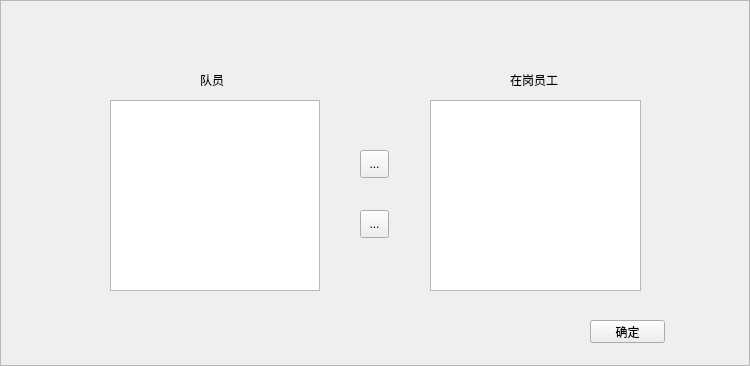
This is team.ui in neverlandgy/teamhelper as Qt 5 draws it before an edit. The edited form follows.
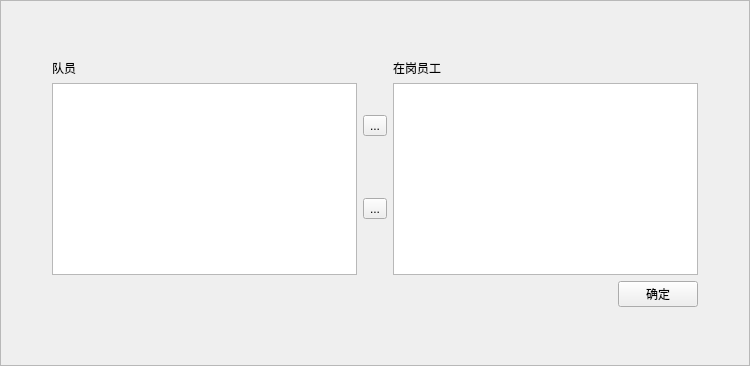
This is the edited form. Icons and pictures are not drawn. Custom widgets are drawn as their Qt base class.

```diff
--- a/team.ui
+++ b/team.ui
@@ -25,35 +25,45 @@
   <property name="midLineWidth">
    <number>1</number>
   </property>
-  <widget class="DragListsWidget" name="projectA">
-   <property name="geometry">
-    <rect>
-     <x>110</x>
-     <y>100</y>
-     <width>210</width>
-     <height>191</height>
-    </rect>
-   </property>
-  </widget>
-  <widget class="DragListsWidget" name="projectB">
-   <property name="geometry">
-    <rect>
-     <x>430</x>
-     <y>100</y>
-     <width>211</width>
-     <height>191</height>
-    </rect>
-   </property>
-  </widget>
+  <layout class="QGridLayout" name="gridLayout">
+   <item row="3" column="1">
+    <spacer name="horizontalSpacer_2">
+     <property name="orientation">
+      <enum>Qt::Horizontal</enum>
+     </property>
+     <property name="sizeType">
+      <enum>QSizePolicy::Fixed</enum>
+     </property>
+     <property name="sizeHint" stdset="0">
+      <size>
+       <width>40</width>
+       <height>20</height>
+      </size>
+     </property>
+    </spacer>
+   </item>
+   <item row="3" column="2">
+    <layout class="QVBoxLayout" name="verticalLayout_5">
+     <item>
+      <layout class="QHBoxLayout" name="horizontalLayout">
+       <item>
+        <layout class="QVBoxLayout" name="verticalLayout_2">
+         <item>
+          <widget class="QLabel" name="label">
+           <property name="text">
+            <string>队员</string>
+           </property>
+          </widget>
+         </item>
+         <item>
+          <widget class="DragListsWidget" name="projectB"/>
+         </item>
+        </layout>
+       </item>
+       <item>
+        <layout class="QVBoxLayout" name="verticalLayout">
+         <item>
   <widget class="QToolButton" name="leftButton">
-   <property name="geometry">
-    <rect>
-     <x>360</x>
-     <y>150</y>
-     <width>29</width>
-     <height>28</height>
-    </rect>
-   </property>
    <property name="text">
     <string>...</string>
    </property>
@@ -68,15 +78,9 @@
     </size>
    </property>
   </widget>
+         </item>
+         <item>
   <widget class="QToolButton" name="rightButton">
-   <property name="geometry">
-    <rect>
-     <x>360</x>
-     <y>210</y>
-     <width>29</width>
-     <height>28</height>
-    </rect>
-   </property>
    <property name="text">
     <string>...</string>
    </property>
@@ -91,45 +95,94 @@
     </size>
    </property>
   </widget>
-  <widget class="QLabel" name="label">
-   <property name="geometry">
-    <rect>
-     <x>200</x>
-     <y>70</y>
-     <width>54</width>
-     <height>20</height>
-    </rect>
-   </property>
-   <property name="text">
-    <string>队员</string>
-   </property>
-  </widget>
+         </item>
+        </layout>
+       </item>
+       <item>
+        <layout class="QVBoxLayout" name="verticalLayout_4">
+         <item>
   <widget class="QLabel" name="label_2">
-   <property name="geometry">
-    <rect>
-     <x>510</x>
-     <y>70</y>
-     <width>54</width>
-     <height>20</height>
-    </rect>
-   </property>
    <property name="text">
     <string>在岗员工</string>
    </property>
   </widget>
+         </item>
+         <item>
+          <widget class="DragListsWidget" name="projectA"/>
+         </item>
+        </layout>
+       </item>
+      </layout>
+     </item>
+     <item>
+      <layout class="QHBoxLayout" name="horizontalLayout_2">
+       <item>
+        <spacer name="horizontalSpacer">
+         <property name="orientation">
+          <enum>Qt::Horizontal</enum>
+         </property>
+         <property name="sizeHint" stdset="0">
+          <size>
+           <width>40</width>
+           <height>20</height>
+          </size>
+         </property>
+        </spacer>
+       </item>
+       <item>
   <widget class="QPushButton" name="pushButton">
-   <property name="geometry">
-    <rect>
-     <x>590</x>
-     <y>320</y>
-     <width>75</width>
-     <height>23</height>
-    </rect>
-   </property>
    <property name="text">
     <string>确定</string>
    </property>
   </widget>
+       </item>
+      </layout>
+     </item>
+    </layout>
+   </item>
+   <item row="3" column="3">
+    <spacer name="horizontalSpacer_3">
+     <property name="orientation">
+      <enum>Qt::Horizontal</enum>
+     </property>
+     <property name="sizeType">
+      <enum>QSizePolicy::Fixed</enum>
+     </property>
+     <property name="sizeHint" stdset="0">
+      <size>
+       <width>40</width>
+       <height>20</height>
+      </size>
+     </property>
+    </spacer>
+   </item>
+   <item row="0" column="2">
+    <spacer name="verticalSpacer">
+     <property name="orientation">
+      <enum>Qt::Vertical</enum>
+     </property>
+     <property name="sizeHint" stdset="0">
+      <size>
+       <width>20</width>
+       <height>40</height>
+      </size>
+     </property>
+    </spacer>
+   </item>
+   <item row="4" column="2">
+    <spacer name="verticalSpacer_2">
+     <property name="orientation">
+      <enum>Qt::Vertical</enum>
+     </property>
+     <property name="sizeHint" stdset="0">
+      <size>
+       <width>20</width>
+       <height>40</height>
+      </size>
+     </property>
+    </spacer>
+   </item>
+  </layout>
  </widget>
  <customwidgets>
   <customwidget>
```
Lines whose indentation alone changed are shown as unchanged.
